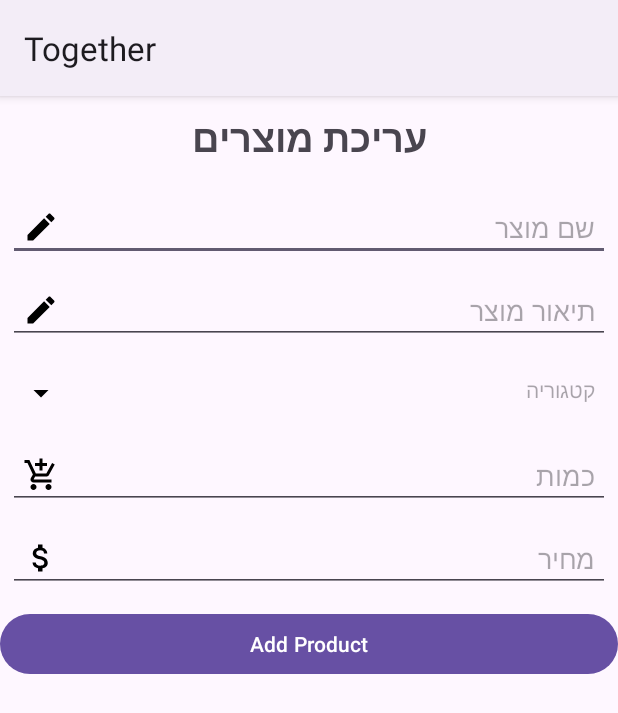
After one commit to ErgaDN/Together, an Android app: the AddProduct screen opened directly, with no data from a screen before it, on a phone screen of 412 x 824 dp. The commit adds this screen. Shown: the top 713 px of the screen. Run offline under Robolectric (Android 15) with nearby library versions, the phone set to English and light mode, and no system bars; our stand-ins replace Firebase (no records; nobody signed in at launch, a user with empty details on screens opened directly).

Commit message:
implementation of the activity AddProduct

```diff
--- /dev/null
+++ b/app/src/main/java/com/example/together/AddProduct.java
@@ -0,0 +1,98 @@
+package com.example.together;
+
+import androidx.appcompat.app.AlertDialog;
+import androidx.appcompat.app.AppCompatActivity;
+
+import android.app.ProgressDialog;
+import android.content.DialogInterface;
+import android.os.Bundle;
+import android.text.TextUtils;
+import android.view.View;
+import android.widget.Button;
+import android.widget.EditText;
+import android.widget.TextView;
+import android.widget.Toast;
+
+import com.google.firebase.auth.FirebaseAuth;
+import com.google.firebase.ktx.Firebase;
+
+public class AddProduct extends AppCompatActivity {
+
+    private EditText titleEt, descriptionEt, quantity, price;
+    private TextView category;
+    private Button btn_addproduct;
+
+    private FirebaseAuth firebaseAuth;
+    @Override
+    protected void onCreate(Bundle savedInstanceState) {
+        super.onCreate(savedInstanceState);
+        setContentView(R.layout.activity_add_product);
+        titleEt = findViewById(R.id.titleEt);
+        descriptionEt = findViewById(R.id.descriptionEt);
+        category = findViewById(R.id.category);
+        quantity = findViewById(R.id.quantity);
+        price = findViewById(R.id.price);
+        btn_addproduct = findViewById(R.id.btn_addproduct);
+        firebaseAuth = FirebaseAuth.getInstance();
+
+
+        category.setOnClickListener(new View.OnClickListener() {
+            @Override
+            public void onClick(View v) {
+                //pick category
+                categoryDialog();
+            }
+        });
+
+        btn_addproduct.setOnClickListener(new View.OnClickListener() {
+            @Override
+            public void onClick(View v) {
+              inputData();
+            }
+        });
+    }
+
+    private String productTitle, productDescription, productCategory, productQuantity, originalPrice;
+    private void inputData() {
+        productTitle = titleEt.getText().toString().trim();
+        productDescription = descriptionEt.getText().toString().trim();
+        productCategory = category.getText().toString().trim();
+        productQuantity = quantity.getText().toString().trim();
+        originalPrice = price.getText().toString().trim();
+
+        if (TextUtils.isEmpty(productTitle)){
+            Toast.makeText(this, "Title required..", Toast.LENGTH_SHORT).show();
+            return; //don't proceed further
+        } if (TextUtils.isEmpty(productCategory)){
+            Toast.makeText(this, "Category required..", Toast.LENGTH_SHORT).show();
+            return; //don't proceed further
+        }
+        if (TextUtils.isEmpty(originalPrice)){
+            Toast.makeText(this, "Price required..", Toast.LENGTH_SHORT).show();
+            return; //don't proceed further
+        }
+
+        addProduct();
+    }
+
+    private void addProduct() {
+        //add data to db
+        //TODO: check how (55:30)
+    }
+
+    private void categoryDialog() {
+        //dialog
+        AlertDialog.Builder builder = new AlertDialog.Builder(this);
+        builder.setTitle("Product Category").setItems(Constants.productCategories, new DialogInterface.OnClickListener() {
+            @Override
+            public void onClick(DialogInterface dialog, int which) {
+                //set picked category
+                String selectedCategory = Constants.productCategories[which];
+                //set picked category
+                category.setText(selectedCategory);
+            }
+        }).show();
+    }
+
+
+}
--- /dev/null
+++ b/app/src/main/res/drawable/baseline_add_shopping_cart_24.xml
@@ -0,0 +1,5 @@
+<vector android:height="24dp" android:tint="#000000"
+    android:viewportHeight="24" android:viewportWidth="24"
+    android:width="24dp" xmlns:android="http://schemas.android.com/apk/res/android">
+    <path android:fillColor="@android:color/white" android:pathData="M11,9h2L13,6h3L16,4h-3L13,1h-2v3L8,4v2h3v3zM7,18c-1.1,0 -1.99,0.9 -1.99,2S5.9,22 7,22s2,-0.9 2,-2 -0.9,-2 -2,-2zM17,18c-1.1,0 -1.99,0.9 -1.99,2s0.89,2 1.99,2 2,-0.9 2,-2 -0.9,-2 -2,-2zM7.17,14.75l0.03,-0.12 0.9,-1.63h7.45c0.75,0 1.41,-0.41 1.75,-1.03l3.86,-7.01L19.42,4h-0.01l-1.1,2 -2.76,5L8.53,11l-0.13,-0.27L6.16,6l-0.95,-2 -0.94,-2L1,2v2h2l3.6,7.59 -1.35,2.45c-0.16,0.28 -0.25,0.61 -0.25,0.96 0,1.1 0.9,2 2,2h12v-2L7.42,15c-0.13,0 -0.25,-0.11 -0.25,-0.25z"/>
+</vector>
--- /dev/null
+++ b/app/src/main/res/drawable/baseline_arrow_drop_down_24.xml
@@ -0,0 +1,5 @@
+<vector android:height="24dp" android:tint="#000000"
+    android:viewportHeight="24" android:viewportWidth="24"
+    android:width="24dp" xmlns:android="http://schemas.android.com/apk/res/android">
+    <path android:fillColor="@android:color/white" android:pathData="M7,10l5,5 5,-5z"/>
+</vector>
--- /dev/null
+++ b/app/src/main/res/drawable/baseline_attach_money_24.xml
@@ -0,0 +1,5 @@
+<vector android:height="24dp" android:tint="#000000"
+    android:viewportHeight="24" android:viewportWidth="24"
+    android:width="24dp" xmlns:android="http://schemas.android.com/apk/res/android">
+    <path android:fillColor="@android:color/white" android:pathData="M11.8,10.9c-2.27,-0.59 -3,-1.2 -3,-2.15 0,-1.09 1.01,-1.85 2.7,-1.85 1.78,0 2.44,0.85 2.5,2.1h2.21c-0.07,-1.72 -1.12,-3.3 -3.21,-3.81V3h-3v2.16c-1.94,0.42 -3.5,1.68 -3.5,3.61 0,2.31 1.91,3.46 4.7,4.13 2.5,0.6 3,1.48 3,2.41 0,0.69 -0.49,1.79 -2.7,1.79 -2.06,0 -2.87,-0.92 -2.98,-2.1h-2.2c0.12,2.19 1.76,3.42 3.68,3.83V21h3v-2.15c1.95,-0.37 3.5,-1.5 3.5,-3.55 0,-2.84 -2.43,-3.81 -4.7,-4.4z"/>
+</vector>
--- /dev/null
+++ b/app/src/main/res/drawable/write.xml
@@ -0,0 +1,5 @@
+<vector android:height="24dp" android:tint="#000000"
+    android:viewportHeight="24" android:viewportWidth="24"
+    android:width="24dp" xmlns:android="http://schemas.android.com/apk/res/android">
+    <path android:fillColor="@android:color/white" android:pathData="M3,17.25V21h3.75L17.81,9.94l-3.75,-3.75L3,17.25zM20.71,7.04c0.39,-0.39 0.39,-1.02 0,-1.41l-2.34,-2.34c-0.39,-0.39 -1.02,-0.39 -1.41,0l-1.83,1.83 3.75,3.75 1.83,-1.83z"/>
+</vector>
--- /dev/null
+++ b/app/src/main/res/layout/activity_add_product.xml
@@ -0,0 +1,114 @@
+<?xml version="1.0" encoding="utf-8"?>
+<LinearLayout xmlns:android="http://schemas.android.com/apk/res/android"
+    xmlns:app="http://schemas.android.com/apk/res-auto"
+    xmlns:tools="http://schemas.android.com/tools"
+    android:layout_width="match_parent"
+    android:layout_height="match_parent"
+    android:orientation="vertical"
+    tools:context=".AddProduct">
+
+    <RelativeLayout
+        android:layout_width="match_parent"
+        android:layout_height="60dp"
+        android:padding = "10dp"
+        tools:ignore="UselessParent">
+
+        <TextView
+            android:layout_width="match_parent"
+            android:layout_height="wrap_content"
+            android:layout_marginBottom="2dp"
+            android:gravity="center"
+            android:text="@string/editing_products"
+            android:textSize="25sp"
+            android:textStyle="bold" />
+    </RelativeLayout>
+
+    <RelativeLayout
+        android:layout_width="match_parent"
+        android:layout_height="wrap_content">
+
+        <EditText
+            android:id="@+id/titleEt"
+            android:layout_width="match_parent"
+            android:layout_height="wrap_content"
+            android:layout_margin="5dp"
+            android:hint="@string/product_name"
+            android:drawableStart="@drawable/write"
+            android:drawablePadding="10dp"
+            android:inputType="text"
+            android:padding="10dp"
+            />
+
+        <EditText
+            android:id="@+id/descriptionEt"
+            android:layout_width="match_parent"
+            android:layout_height="wrap_content"
+            android:layout_margin="5dp"
+            android:hint="@string/description"
+            android:drawableStart="@drawable/write"
+            android:drawablePadding="10dp"
+            android:inputType="textCapSentences|textImeMultiLine"
+            android:padding="10dp"
+            android:layout_below="@id/titleEt"
+            />
+
+        <TextView
+            android:id="@+id/category"
+            android:layout_width="match_parent"
+            android:layout_height="wrap_content"
+            android:layout_margin="5dp"
+            android:hint="@string/category"
+            android:drawableStart="@drawable/baseline_arrow_drop_down_24"
+            android:drawablePadding="10dp"
+            android:inputType="textCapSentences|textImeMultiLine"
+            android:padding="10dp"
+            android:layout_below="@+id/descriptionEt"
+            />
+
+        <EditText
+            android:id="@+id/quantity"
+            android:layout_width="match_parent"
+            android:layout_height="wrap_content"
+            android:layout_margin="5dp"
+            android:hint="@string/quantity"
+            android:drawableStart="@drawable/baseline_add_shopping_cart_24"
+            android:drawablePadding="10dp"
+            android:inputType="textCapWords"
+            android:padding="10dp"
+            android:layout_below="@+id/category"
+            />
+
+        <EditText
+            android:id="@+id/price"
+            android:layout_width="match_parent"
+            android:layout_height="wrap_content"
+            android:layout_marginStart="5dp"
+            android:layout_marginTop="5dp"
+            android:layout_marginEnd="5dp"
+            android:layout_marginBottom="5dp"
+            android:drawableStart="@drawable/baseline_attach_money_24"
+            android:drawablePadding="10dp"
+            android:hint="@string/price"
+            android:inputType="numberDecimal"
+            android:padding="10dp"
+            android:layout_below="@+id/quantity"/>
+
+        <Button
+            android:id="@+id/btn_addproduct"
+            android:layout_width="match_parent"
+            android:layout_height="wrap_content"
+            android:text="Add Product"
+            android:layout_marginTop="5dp"
+            android:layout_below="@id/price"
+
+            />
+
+
+
+    </RelativeLayout>
+
+
+
+    <!--    TODO: 21:04-->
+
+</LinearLayout>
--- a/app/src/main/res/values/strings.xml
+++ b/app/src/main/res/values/strings.xml
@@ -20,6 +20,12 @@
     <string name="client">Client</string>
     <string name="centralizer">Centralizer</string>
     <string name="register_as">Register as</string>
+    <string name="add_product">לחץ להוספת מוצר חדש</string>
+    <string name="product_name">שם מוצר</string>
+    <string name="description">תיאור מוצר</string>
+    <string name="category">קטגוריה</string>
+    <string name="quantity">כמות</string>
+    <string name="price">מחיר</string>
 
 
 </resources>
```
Also changed, not shown: app/src/main/AndroidManifest.xml (+8 -8 lines), app/src/main/java/com/example/together/Constants.java (added, +10 -0 lines), app/src/main/java/com/example/together/EditingProducts.java (+16 -1 lines), app/src/main/res/layout/fragment_editing_products.xml (+15 -3 lines).
